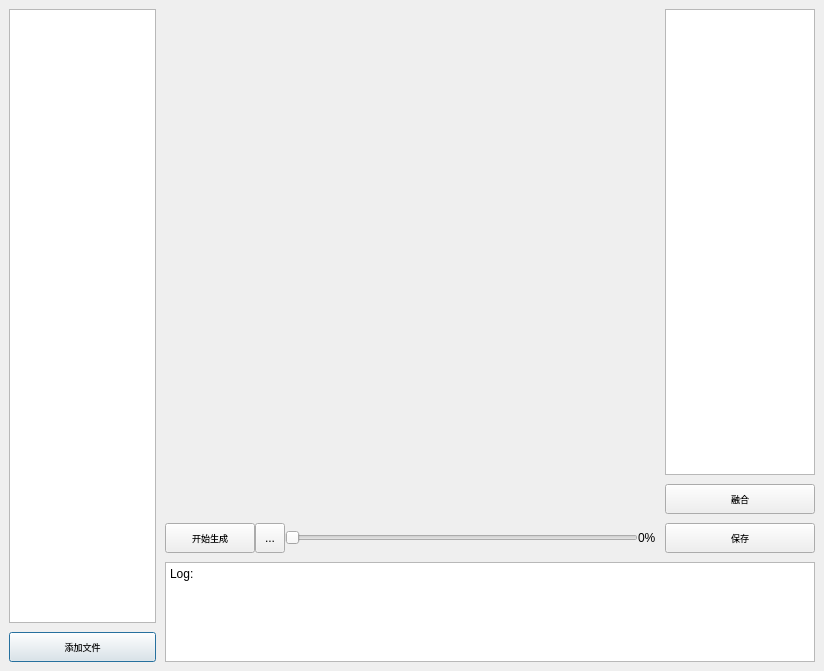
Qt form zimu.ui (KONG98/hitMaker) before a commit.
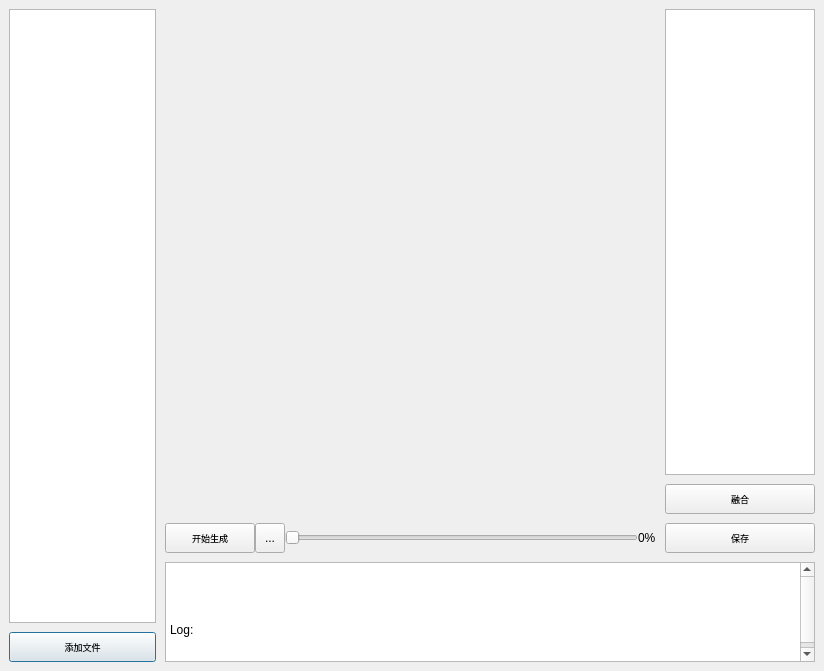
The same form after that commit. Custom widgets are drawn as their Qt base class.

```diff
--- a/zimu.ui
+++ b/zimu.ui
@@ -494,11 +494,18 @@
         </property>
         <property name="html">
          <string>&lt;!DOCTYPE HTML PUBLIC &quot;-//W3C//DTD HTML 4.0//EN&quot; &quot;http://www.w3.org/TR/REC-html40/strict.dtd&quot;&gt;
-&lt;html&gt;&lt;head&gt;&lt;meta name=&quot;qrichtext&quot; content=&quot;1&quot; /&gt;&lt;style type=&quot;text/css&quot;&gt;
-p, li { white-space: pre-wrap; }
-&lt;/style&gt;&lt;/head&gt;&lt;body style=&quot; font-family:'SimSun'; font-size:15pt; font-weight:400; font-style:normal;&quot;&gt;
-&lt;p style=&quot; margin-top:0px; margin-bottom:0px; margin-left:0px; margin-right:0px; -qt-block-indent:0; text-indent:0px;&quot;&gt;&lt;span style=&quot; font-size:9pt;&quot;&gt;Log:&lt;/span&gt;&lt;/p&gt;
-&lt;p style=&quot;-qt-paragraph-type:empty; margin-top:0px; margin-bottom:0px; margin-left:0px; margin-right:0px; -qt-block-indent:0; text-indent:0px; font-size:9pt;&quot;&gt;&lt;br /&gt;&lt;/p&gt;&lt;/body&gt;&lt;/html&gt;</string>
+                                        &lt;html&gt;&lt;head&gt;&lt;meta name=&quot;qrichtext&quot; content=&quot;1&quot;
+                                        /&gt;&lt;style type=&quot;text/css&quot;&gt;
+                                        p, li { white-space: pre-wrap; }
+                                        &lt;/style&gt;&lt;/head&gt;&lt;body style=&quot; font-family:'SimSun';
+                                        font-size:15pt; font-weight:400; font-style:normal;&quot;&gt;
+                                        &lt;p style=&quot; margin-top:0px; margin-bottom:0px; margin-left:0px;
+                                        margin-right:0px; -qt-block-indent:0; text-indent:0px;&quot;&gt;&lt;span style=&quot;
+                                        font-size:9pt;&quot;&gt;Log:&lt;/span&gt;&lt;/p&gt;
+                                        &lt;p style=&quot;-qt-paragraph-type:empty; margin-top:0px; margin-bottom:0px;
+                                        margin-left:0px; margin-right:0px; -qt-block-indent:0; text-indent:0px;
+                                        font-size:9pt;&quot;&gt;&lt;br /&gt;&lt;/p&gt;&lt;/body&gt;&lt;/html&gt;
+                                    </string>
         </property>
        </widget>
       </item>
```
Left out of the diff: 6 changed lines with no effect on the pictures. Lines whose indentation alone changed are shown as unchanged.
